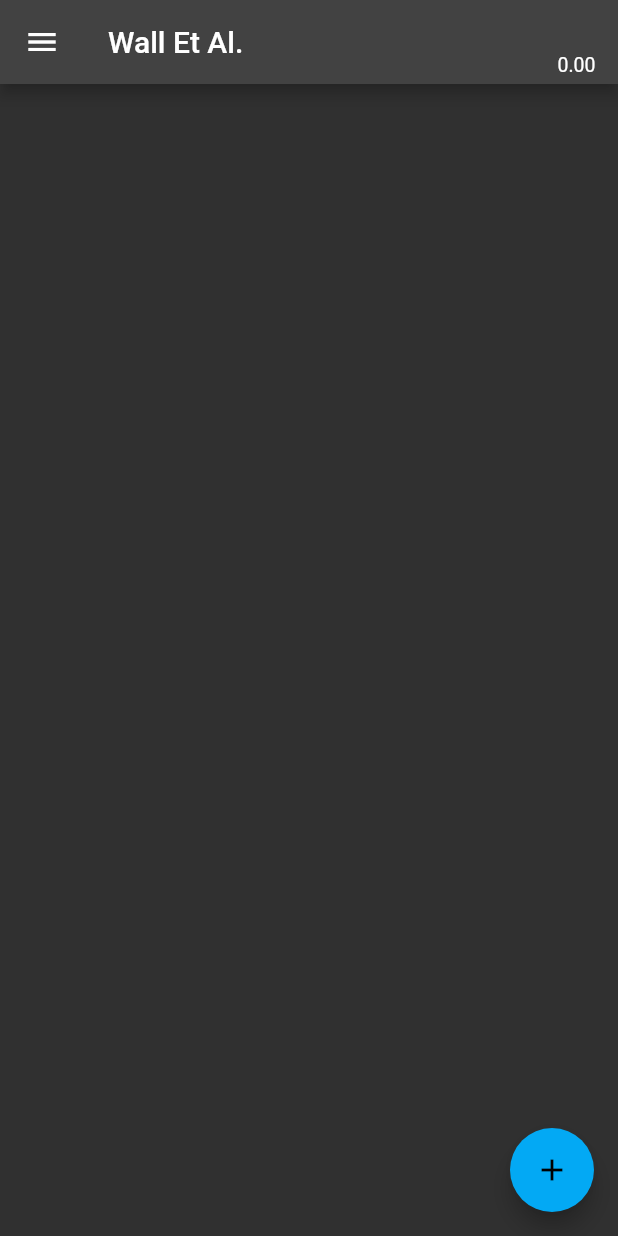
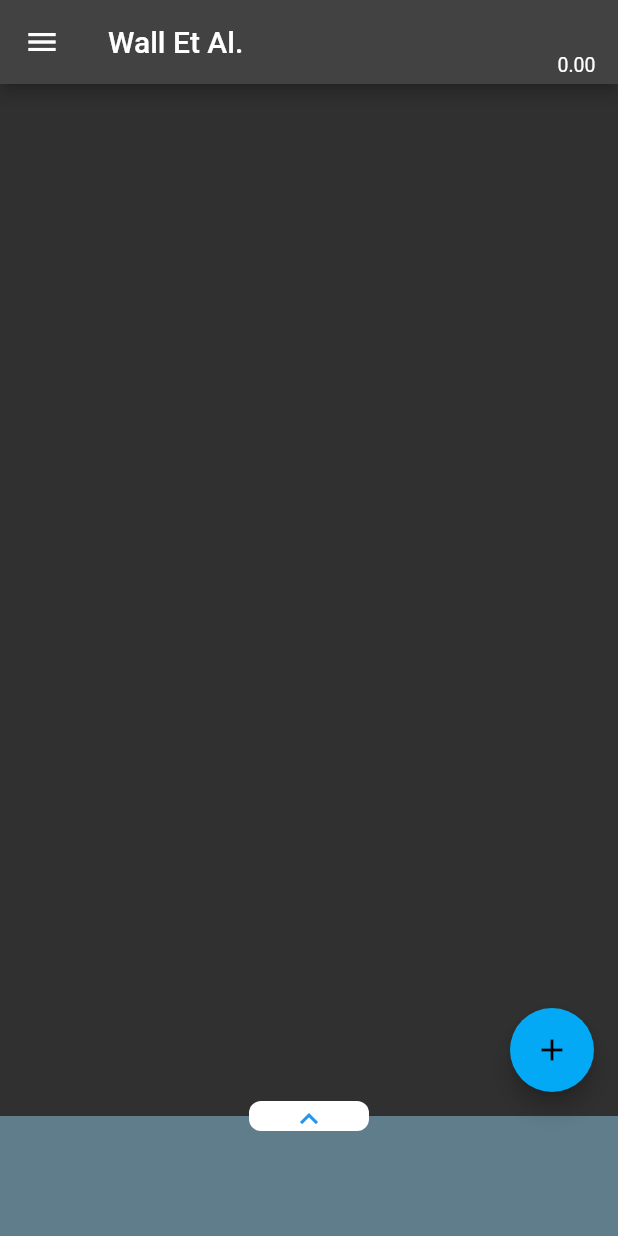
Before and after one commit to dnalhg/wall_et_al, a Flutter app: the screen it shows after launch, on a phone screen of 412 x 824 dp. Run offline on Flutter 3.47's test engine with Material 2 defaults, Android fonts, the phone set to English and light mode, and no system bars; our stand-ins replace flutter_colorpicker, sqflite; accounts and stored records are empty.

Commit message:
bottom bar

```diff
--- a/lib/cost_breakdown.dart
+++ b/lib/cost_breakdown.dart
@@ -93,6 +93,7 @@ class _CostBreakdownState extends State<CostBreakdown>{
         if (snapshot.hasData) {
           final List<ExpenseEntry> entries = snapshot.data!;
           return ListView.builder(
+            padding: const EdgeInsets.only(bottom:150.0),
             itemCount: entries.length,
             itemBuilder: (context, idx) => _createExpenseView(context, entries[idx]),
           );
--- /dev/null
+++ b/lib/filter_bar.dart
@@ -0,0 +1,63 @@
+import 'package:flutter/cupertino.dart';
+import 'package:flutter/material.dart';
+
+class FilterBar extends StatefulWidget {
+  final Function onExpand;
+  final Function getExpansionState;
+
+  const FilterBar({super.key, required this.onExpand, required this.getExpansionState});
+
+  @override
+  State<StatefulWidget> createState() => _FilterBarState();
+
+}
+
+class _FilterBarState extends State<FilterBar> {
+  final Duration _animationTime = const Duration(milliseconds: 500);
+
+  bool _isExpanded() => widget.getExpansionState();
+
+  @override
+  Widget build(BuildContext context) {
+    return Stack(
+      alignment: Alignment.center,
+      children: [
+        Positioned(
+          child: Container(
+            height: _isExpanded() ? 210 : 90,
+            decoration: const BoxDecoration(
+              color: Colors.transparent,
+            ),
+            padding: const EdgeInsets.only(top: 10),
+            child: AnimatedContainer(
+              duration: _animationTime,
+              height: _isExpanded() ? 200 : 80,
+              color: Colors.blueGrey,
+            ),
+          ),
+        ),
+        Positioned(
+          top: 0,
+          child: GestureDetector(
+            onTap: () => widget.onExpand(),
+            child: AnimatedContainer(
+              duration: _animationTime,
+              height: 20,
+              width: 80,
+              decoration: const BoxDecoration(
+                color: Colors.white,
+                shape: BoxShape.rectangle,
+                borderRadius: BorderRadius.all(Radius.circular(8.0)),
+              ),
+              child: Icon(
+                _isExpanded() ? Icons.keyboard_arrow_down : Icons.keyboard_arrow_up,
+                color: Colors.blue,
+              ),
+            ),
+          ),
+        ),
+      ],
+    );
+  }
+
+}
--- a/lib/main.dart
+++ b/lib/main.dart
@@ -6,6 +6,7 @@ import 'package:wall_et_al/wallet_app_bar.dart';
 
 import 'add_expense.dart';
 import 'cost_breakdown.dart';
+import 'filter_bar.dart';
 
 void main() {
   WidgetsFlutterBinding.ensureInitialized();
@@ -36,6 +37,7 @@ class Main extends StatefulWidget {
 }
 class _MainState extends State<Main>{
 
+  bool _expandedBottomBar = false;
   String filter = '';
   List<Widget>? _actions;
 
@@ -44,6 +46,14 @@ class _MainState extends State<Main>{
       _actions = actions;
     });
   }
+
+  void _toggleExpansion() {
+    setState(() {
+      _expandedBottomBar = !_expandedBottomBar;
+    });
+  }
+
+  bool _getExpansionState() => _expandedBottomBar;
 
   void _navigateToAddExpenseRoute(BuildContext context) {
     Navigator.push(
@@ -60,12 +70,25 @@ class _MainState extends State<Main>{
       appBar: WalletAppBar(title: Constants.APP_NAME, actions: _actions),
       // create a side menu using Drawer widget
       drawer: const SideBar(),
-      body: CostBreakdown(filter: filter, updateAppBar: _updateAppBar),
-      floatingActionButton: FloatingActionButton(
-        onPressed: () => _navigateToAddExpenseRoute(context),
-        backgroundColor: Colors.lightBlue,
-        tooltip: 'Add new expense',
-        child: const Icon(Icons.add),
+      body: Stack(children: [
+        GestureDetector(
+          onPanDown: (_) {
+            if (_expandedBottomBar) {
+              _toggleExpansion();
+            }
+          },
+          child: CostBreakdown(filter: filter, updateAppBar: _updateAppBar),
+        ),
+        Align(alignment: Alignment.bottomCenter, child: FilterBar(onExpand: _toggleExpansion, getExpansionState: _getExpansionState)),
+      ]),
+      floatingActionButton: _expandedBottomBar ? null : Padding(
+        padding: const EdgeInsets.only(bottom: 80),
+        child: FloatingActionButton(
+            onPressed: () => _navigateToAddExpenseRoute(context),
+            backgroundColor: Colors.lightBlue,
+            tooltip: 'Add new expense',
+            child: const Icon(Icons.add),
+          ),
       ),
     );
   }
```
